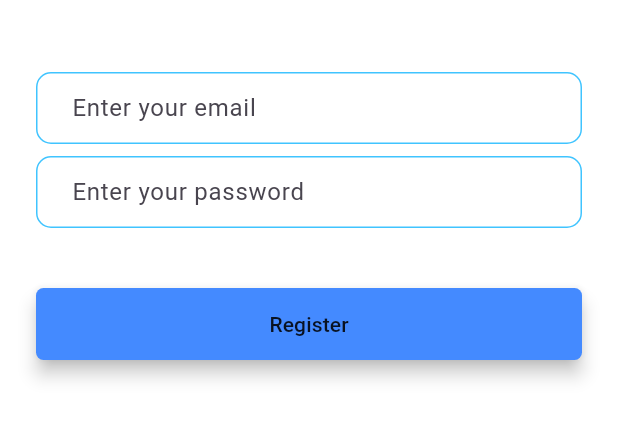
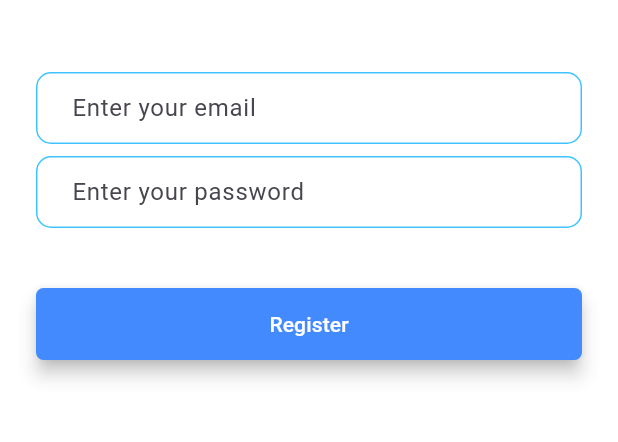
Before and after one commit to chima6985/flashchat, a Flutter app: the screen it shows after launch, after a tap on "Register", on a phone screen of 412 x 824 dp, the part 576-1018 px from its top. Run offline on Flutter 3.47's test engine with Material 3 defaults, Android fonts, the phone set to English and light mode, and no system bars; our stand-ins replace animated_text_kit, firebase_core; accounts and stored records are empty.

```diff
--- a/lib/components/roundedButton.dart
+++ b/lib/components/roundedButton.dart
@@ -23,7 +23,7 @@ class RounedButton extends StatelessWidget {
           onPressed: onPressed,
           minWidth: 200.0,
           height: 42.0,
-          child: Text(title),
+          child: Text(title, style: TextStyle(color: Colors.white)),
         ),
       ),
     );
--- a/lib/main.dart
+++ b/lib/main.dart
@@ -1,10 +1,26 @@
+import 'package:firebase_core/firebase_core.dart';
 import 'package:flutter/material.dart';
 import 'package:flash_chat/screens/welcome_screen.dart';
 import 'package:flash_chat/screens/login_screen.dart';
 import 'package:flash_chat/screens/registration_screen.dart';
 import 'package:flash_chat/screens/chat_screen.dart';
 
-void main() => runApp(FlashChat());
+void main() async{
+  WidgetsFlutterBinding.ensureInitialized();
+
+  final options = const FirebaseOptions(
+    apiKey: 'AIzaSyDGW1Oy8UsC8JZqLGR5UzO0vosR6nLCb7g',
+    appId: 'com.chima.flash_chat',
+    messagingSenderId: 'your-messaging-sender-id',
+    projectId: 'flash-chat-3996f',
+  );
+
+  await Firebase.initializeApp(options: options);
+
+runApp(FlashChat()); }
+
+
+
 
 class FlashChat extends StatelessWidget {
   @override
--- a/pubspec.yaml
+++ b/pubspec.yaml
@@ -35,6 +35,9 @@ dependencies:
   # Use with the CupertinoIcons class for iOS style icons.
   cupertino_icons: ^1.0.8
   animated_text_kit: ^4.2.3
+  firebase_core: ^3.12.1
+  firebase_auth: ^5.5.1
+  cloud_firestore: ^5.6.5
 
 dev_dependencies:
   flutter_test:
```
Also changed, not shown: pubspec.lock, 8 other files.
